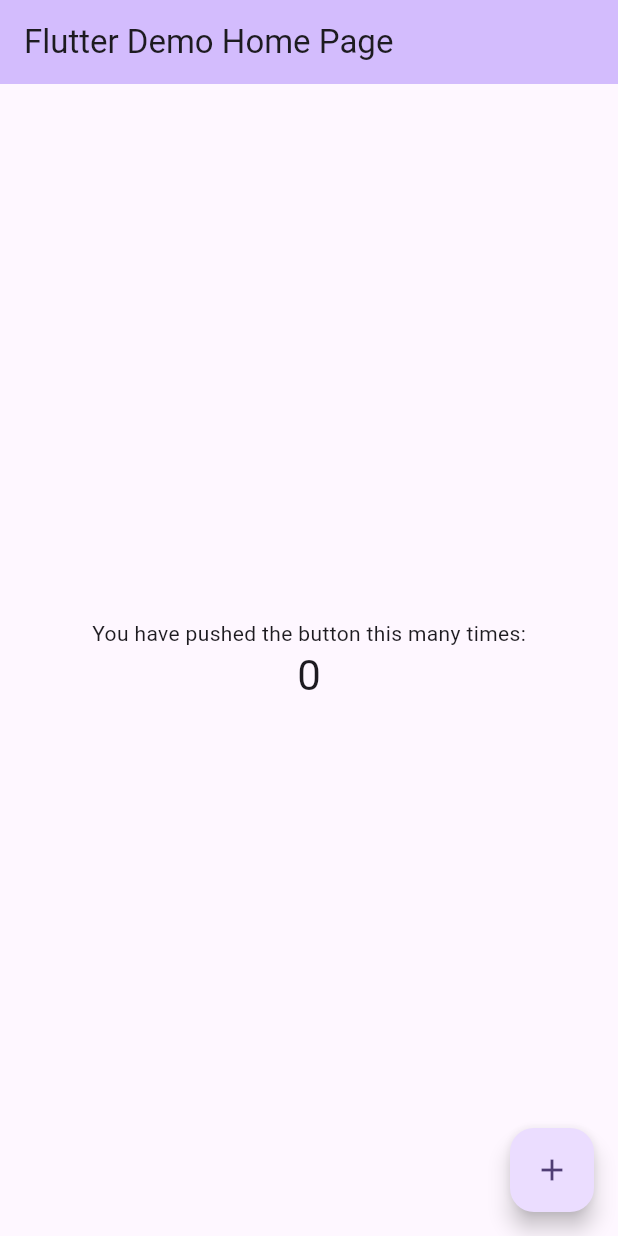
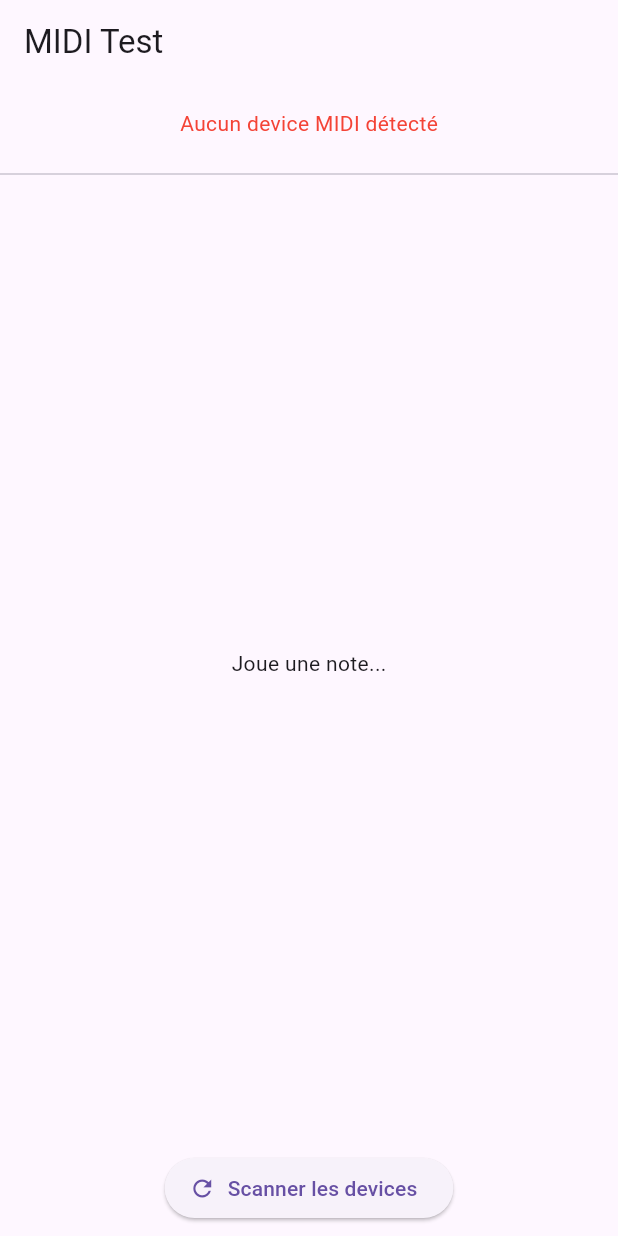
Before and after one commit to Akleodorion/key-starter, a Flutter app: the screen it shows after launch, on a phone screen of 412 x 824 dp. Run offline on Flutter 3.47's test engine with Material 3 defaults, Android fonts, the phone set to English and light mode, and no system bars; missing offline and left inert: flutter_midi_command.

Commit message:
POC reconnaissance notes et affichage en temps réelle.

```diff
--- a/lib/main.dart
+++ b/lib/main.dart
@@ -1,122 +1,112 @@
 import 'package:flutter/material.dart';
+import 'package:flutter_midi_command/flutter_midi_command.dart';
 
-void main() {
-  runApp(const MyApp());
+void main() => runApp(const MidiTestApp());
+
+class MidiTestApp extends StatefulWidget {
+  const MidiTestApp({super.key});
+  @override
+  State<MidiTestApp> createState() => _MidiTestAppState();
 }
 
-class MyApp extends StatelessWidget {
-  const MyApp({super.key});
-
-  // This widget is the root of your application.
-  @override
-  Widget build(BuildContext context) {
-    return MaterialApp(
-      title: 'Flutter Demo',
-      theme: ThemeData(
-        // This is the theme of your application.
-        //
-        // TRY THIS: Try running your application with "flutter run". You'll see
-        // the application has a purple toolbar. Then, without quitting the app,
-        // try changing the seedColor in the colorScheme below to Colors.green
-        // and then invoke "hot reload" (save your changes or press the "hot
-        // reload" button in a Flutter-supported IDE, or press "r" if you used
-        // the command line to start the app).
-        //
-        // Notice that the counter didn't reset back to zero; the application
-        // state is not lost during the reload. To reset the state, use hot
-        // restart instead.
-        //
-        // This works for code too, not just values: Most code changes can be
-        // tested with just a hot reload.
-        colorScheme: .fromSeed(seedColor: Colors.deepPurple),
-      ),
-      home: const MyHomePage(title: 'Flutter Demo Home Page'),
-    );
-  }
-}
-
-class MyHomePage extends StatefulWidget {
-  const MyHomePage({super.key, required this.title});
-
-  // This widget is the home page of your application. It is stateful, meaning
-  // that it has a State object (defined below) that contains fields that affect
-  // how it looks.
-
-  // This class is the configuration for the state. It holds the values (in this
-  // case the title) provided by the parent (in this case the App widget) and
-  // used by the build method of the State. Fields in a Widget subclass are
-  // always marked "final".
-
-  final String title;
+class _MidiTestAppState extends State<MidiTestApp> {
+  final MidiCommand _midi = MidiCommand();
+  List<MidiDevice> _devices = [];
+  List<String> _log = [];
 
   @override
-  State<MyHomePage> createState() => _MyHomePageState();
-}
+  void initState() {
+    super.initState();
+    _scanDevices();
+    _listenToMidi();
+  }
 
-class _MyHomePageState extends State<MyHomePage> {
-  int _counter = 0;
+  Future<void> _scanDevices() async {
+    final devices = await _midi.devices;
+    setState(() => _devices = devices ?? []);
+  }
 
-  void _incrementCounter() {
-    setState(() {
-      // This call to setState tells the Flutter framework that something has
-      // changed in this State, which causes it to rerun the build method below
-      // so that the display can reflect the updated values. If we changed
-      // _counter without calling setState(), then the build method would not be
-      // called again, and so nothing would appear to happen.
-      _counter++;
+  void _listenToMidi() {
+    _midi.onMidiDataReceived?.listen((packet) {
+      final d = packet.data;
+      if (d.length < 3) return;
+
+      final isNoteOn = (d[0] & 0xF0) == 0x90 && d[2] > 0;
+      if (!isNoteOn) return;
+
+      final pitch = d[1];
+      final noteNames = ['C','C#','D','D#','E','F','F#','G','G#','A','A#','B'];
+      final name = noteNames[pitch % 12];
+      final octave = (pitch ~/ 12) - 1;
+
+      setState(() {
+        _log.insert(0, '🎹 $name$octave  (pitch: $pitch)');
+        if (_log.length > 20) _log.removeLast();
+      });
     });
   }
 
   @override
   Widget build(BuildContext context) {
-    // This method is rerun every time setState is called, for instance as done
-    // by the _incrementCounter method above.
-    //
-    // The Flutter framework has been optimized to make rerunning build methods
-    // fast, so that you can just rebuild anything that needs updating rather
-    // than having to individually change instances of widgets.
-    return Scaffold(
-      appBar: AppBar(
-        // TRY THIS: Try changing the color here to a specific color (to
-        // Colors.amber, perhaps?) and trigger a hot reload to see the AppBar
-        // change color while the other colors stay the same.
-        backgroundColor: Theme.of(context).colorScheme.inversePrimary,
-        // Here we take the value from the MyHomePage object that was created by
-        // the App.build method, and use it to set our appbar title.
-        title: Text(widget.title),
-      ),
-      body: Center(
-        // Center is a layout widget. It takes a single child and positions it
-        // in the middle of the parent.
-        child: Column(
-          // Column is also a layout widget. It takes a list of children and
-          // arranges them vertically. By default, it sizes itself to fit its
-          // children horizontally, and tries to be as tall as its parent.
-          //
-          // Column has various properties to control how it sizes itself and
-          // how it positions its children. Here we use mainAxisAlignment to
-          // center the children vertically; the main axis here is the vertical
-          // axis because Columns are vertical (the cross axis would be
-          // horizontal).
-          //
-          // TRY THIS: Invoke "debug painting" (choose the "Toggle Debug Paint"
-          // action in the IDE, or press "p" in the console), to see the
-          // wireframe for each widget.
-          mainAxisAlignment: .center,
+    return MaterialApp(
+      home: Scaffold(
+        appBar: AppBar(title: const Text('MIDI Test')),
+        body: Column(
           children: [
-            const Text('You have pushed the button this many times:'),
-            Text(
-              '$_counter',
-              style: Theme.of(context).textTheme.headlineMedium,
+            // Devices détectés
+            Padding(
+              padding: const EdgeInsets.all(16),
+              child: _devices.isEmpty
+                  ? const Text('Aucun device MIDI détecté',
+                      style: TextStyle(color: Colors.red))
+                  : Column(
+                      children: _devices
+                          .map((d) => ListTile(
+                                leading: const Icon(Icons.piano, color: Colors.green),
+                                title: Text(d.name),
+                                subtitle: Text(d.id),
+                                trailing: ElevatedButton(
+                                  onPressed: () => _midi.connectToDevice(d),
+                                  child: const Text('Connecter'),
+                                ),
+                              ))
+                          .toList(),
+                    ),
+            ),
+
+            const Divider(),
+
+            // Log des notes reçues
+            Expanded(
+              child: _log.isEmpty
+                  ? const Center(child: Text('Joue une note...'))
+                  : ListView.builder(
+                      itemCount: _log.length,
+                      itemBuilder: (_, i) => ListTile(
+                        title: Text(_log[i],
+                            style: const TextStyle(fontFamily: 'monospace')),
+                      ),
+                    ),
+            ),
+
+            // Bouton refresh
+            Padding(
+              padding: const EdgeInsets.all(8),
+              child: ElevatedButton.icon(
+                onPressed: _scanDevices,
+                icon: const Icon(Icons.refresh),
+                label: const Text('Scanner les devices'),
+              ),
             ),
           ],
         ),
       ),
-      floatingActionButton: FloatingActionButton(
-        onPressed: _incrementCounter,
-        tooltip: 'Increment',
-        child: const Icon(Icons.add),
-      ),
     );
   }
+
+  @override
+  void dispose() {
+    _midi.dispose();
+    super.dispose();
+  }
 }
```
Also changed, not shown: pubspec.yaml (+19 -7 lines), pubspec.lock, 8 other files.
